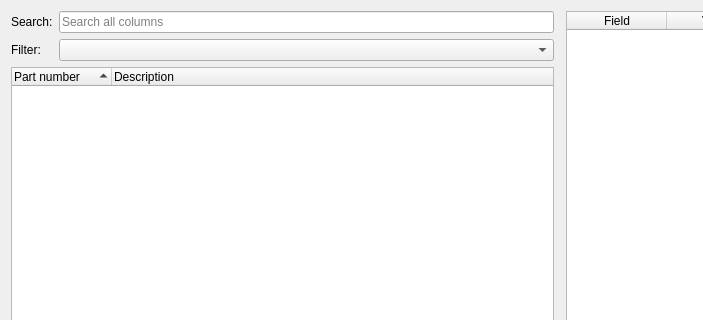
qelectrotech/qelectrotech-source-mirror, file sources/materiallist/materialselectiondialog.ui: the form before one commit; both pictures show x 0 to 703 and y 0 to 320 of the 1120 by 800 pixel window.
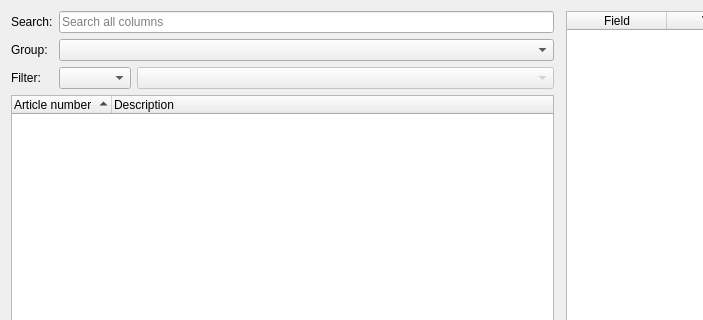
The form after the commit.

Commit message: Show article number column and add category/off filter and grouping

The edit to the form file:
```diff
--- a/sources/materiallist/materialselectiondialog.ui
+++ b/sources/materiallist/materialselectiondialog.ui
@@ -68,9 +68,9 @@
           </widget>
          </item>
          <item row="1" column="0">
-          <widget class="QLabel" name="m_filter_label">
+          <widget class="QLabel" name="m_group_label">
            <property name="text">
-            <string>Filter:</string>
+            <string>Group:</string>
            </property>
           </widget>
          </item>
@@ -81,6 +81,40 @@
            </property>
           </widget>
          </item>
+         <item row="2" column="0">
+          <widget class="QLabel" name="m_filter_label">
+           <property name="text">
+            <string>Filter:</string>
+           </property>
+          </widget>
+         </item>
+         <item row="2" column="1">
+          <layout class="QHBoxLayout" name="m_filter_row_layout">
+           <item>
+            <widget class="QComboBox" name="m_filter_field_combo">
+             <property name="toolTip">
+              <string>Disable filtering or choose a field to filter by</string>
+             </property>
+            </widget>
+           </item>
+           <item>
+            <widget class="QComboBox" name="m_filter_value_combo">
+             <property name="enabled">
+              <bool>false</bool>
+             </property>
+             <property name="sizePolicy">
+              <sizepolicy hsizetype="Expanding" vsizetype="Fixed">
+               <horstretch>1</horstretch>
+               <verstretch>0</verstretch>
+              </sizepolicy>
+             </property>
+             <property name="toolTip">
+              <string>Select the value to filter by</string>
+             </property>
+            </widget>
+           </item>
+          </layout>
+         </item>
         </layout>
        </item>
        <item>
@@ -99,7 +133,7 @@
          </property>
          <column>
           <property name="text">
-           <string>Part number</string>
+           <string>Article number</string>
           </property>
          </column>
          <column>
```
Left out of the diff: 4 changed lines with no effect on the pictures. The commit also changes 3 other files.
